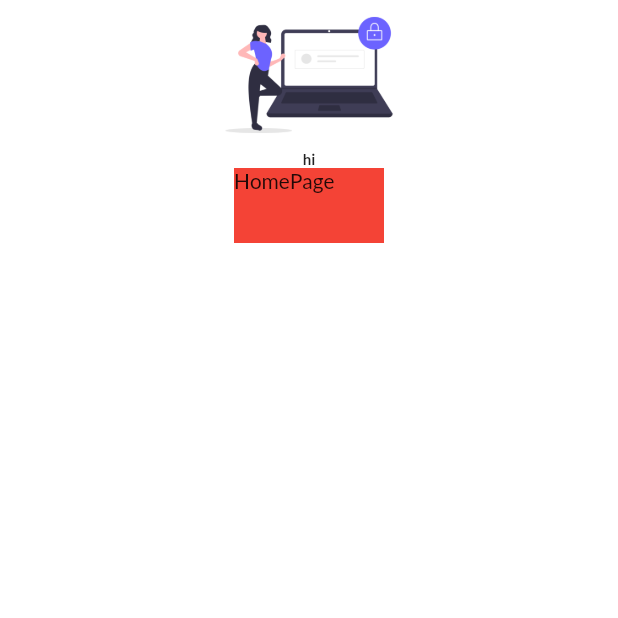
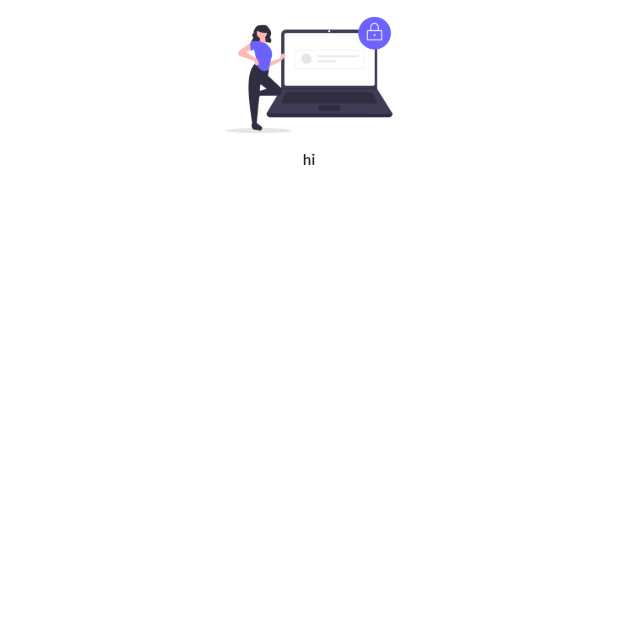
Before and after one commit to Mri9ul/SCAAP, a Flutter app: the screen it shows after launch, on a phone screen of 412 x 824 dp, the top half of it. Run offline on Flutter 3.47's test engine with Material 2 defaults, Android fonts, the phone set to English and light mode, and no system bars; our stand-ins replace google_fonts.

Commit message:
code fixed

`````diff
--- a/lib/pages/login_page.dart
+++ b/lib/pages/login_page.dart
@@ -17,17 +17,6 @@ class Loginpage extends StatelessWidget {
                   fontSize: 10,
                   fontWeight: FontWeight.bold,
                 )),
-            GestureDetector(
-              onTap: () {
-                Navigator.pushNamed(context, "/home");
-              },
-              child: Container(
-                color: Colors.red,
-                height: 50,
-                width: 100,
-                child: const Text("HomePage"),
-              ),
-            )
           ],
         ));
   }
--- a/pubspec.yaml
+++ b/pubspec.yaml
@@ -8,7 +8,7 @@ publish_to: 'none' # Remove this line if you wish to publish to pub.dev
 # The following defines the version and build number for your application.
 # A version number is three numbers separated by dots, like 1.2.43
 # followed by an optional build number separated by a +.
-# Both the version and the builder number may be overridden in flutter
+# Both the version and the builder numbe````r may be overridden in flutter
 # build by specifying --build-name and --build-number, respectively.
 # In Android, build-name is used as versionName while build-number used as versionCode.
 # Read more about Android versioning at https://developer.android.com/studio/publish/versioning
`````
Also changed, not shown: lib/pages/home_page.dart (+0 -11 lines), 33 other files.
